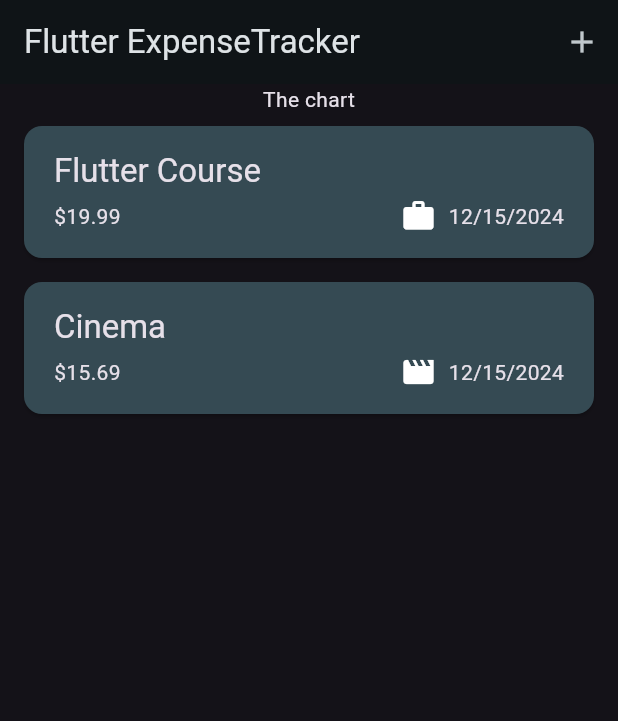
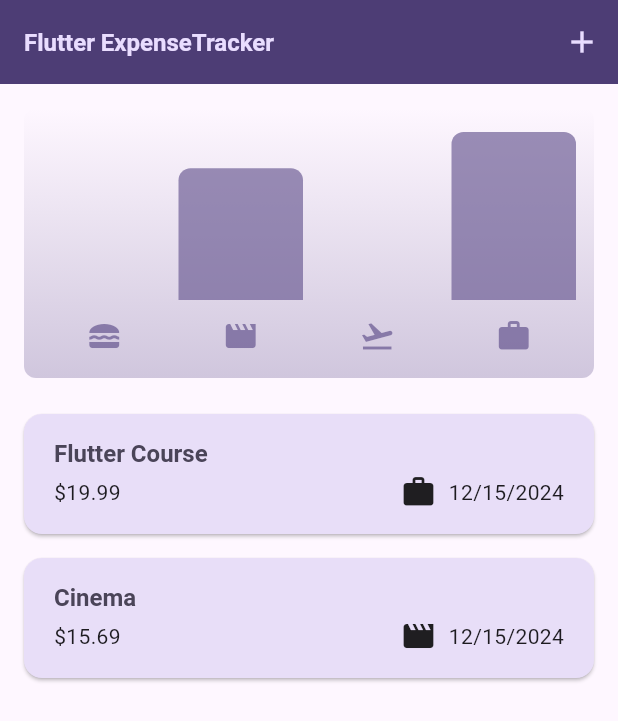
Before and after one commit to MarceloBill84/expense_tracker, a Flutter app: the screen it shows after launch, on a phone screen of 412 x 824 dp. Shown: the top 721 px of the screen. Run offline on Flutter 3.47's test engine with Material 3 defaults, Android fonts, the phone set to English and light mode, and no system bars.

Commit message:
Add chart widget

```diff
--- a/lib/main.dart
+++ b/lib/main.dart
@@ -56,7 +56,7 @@ void main() {
             ),
       ),
       home: const Expenses(),
-      themeMode: ThemeMode.dark,
+      themeMode: ThemeMode.system,
     ),
   );
 }
--- a/lib/models/expense.dart
+++ b/lib/models/expense.dart
@@ -33,3 +33,23 @@ class Expense {
     return formatter.format(date);
   }
 }
+
+class ExpenseBucket {
+  const ExpenseBucket({required this.category, required this.expenses});
+
+  ExpenseBucket.forCategory(List<Expense> allExpenses, this.category)
+      : expenses = allExpenses.where((p) => p.category == category).toList();
+
+  final Category category;
+  final List<Expense> expenses;
+
+  double get totalExpenses {
+    double sum = 0;
+
+    for (final expense in expenses) {
+      sum += expense.amount;
+    }
+
+    return sum;
+  }
+}
--- /dev/null
+++ b/lib/widgets/chart/chart.dart
@@ -0,0 +1,95 @@
+import 'package:flutter/material.dart';
+
+import 'package:expense_tracker/widgets/chart/chart_bar.dart';
+import 'package:expense_tracker/models/expense.dart';
+
+class Chart extends StatelessWidget {
+  const Chart({super.key, required this.expenses});
+
+  final List<Expense> expenses;
+
+  List<ExpenseBucket> get buckets {
+    return [
+      ExpenseBucket.forCategory(expenses, Category.food),
+      ExpenseBucket.forCategory(expenses, Category.leisure),
+      ExpenseBucket.forCategory(expenses, Category.travel),
+      ExpenseBucket.forCategory(expenses, Category.work),
+    ];
+  }
+
+  double get maxTotalExpense {
+    double maxTotalExpense = 0;
+
+    for (final bucket in buckets) {
+      if (bucket.totalExpenses > maxTotalExpense) {
+        maxTotalExpense = bucket.totalExpenses;
+      }
+    }
+
+    return maxTotalExpense;
+  }
+
+  @override
+  Widget build(BuildContext context) {
+    final isDarkMode =
+        MediaQuery.of(context).platformBrightness == Brightness.dark;
+    return Container(
+      margin: const EdgeInsets.all(16),
+      padding: const EdgeInsets.symmetric(
+        vertical: 16,
+        horizontal: 8,
+      ),
+      width: double.infinity,
+      height: 180,
+      decoration: BoxDecoration(
+        borderRadius: BorderRadius.circular(8),
+        gradient: LinearGradient(
+          colors: [
+            Theme.of(context).colorScheme.primary.withOpacity(0.3),
+            Theme.of(context).colorScheme.primary.withOpacity(0.0)
+          ],
+          begin: Alignment.bottomCenter,
+          end: Alignment.topCenter,
+        ),
+      ),
+      child: Column(
+        children: [
+          Expanded(
+            child: Row(
+              crossAxisAlignment: CrossAxisAlignment.end,
+              children: [
+                for (final bucket in buckets) // alternative to map()
+                  ChartBar(
+                    fill: bucket.totalExpenses == 0
+                        ? 0
+                        : bucket.totalExpenses / maxTotalExpense,
+                  )
+              ],
+            ),
+          ),
+          const SizedBox(height: 12),
+          Row(
+            children: buckets
+                .map(
+                  (bucket) => Expanded(
+                    child: Padding(
+                      padding: const EdgeInsets.symmetric(horizontal: 4),
+                      child: Icon(
+                        categoryIcons[bucket.category],
+                        color: isDarkMode
+                            ? Theme.of(context).colorScheme.secondary
+                            : Theme.of(context)
+                                .colorScheme
+                                .primary
+                                .withOpacity(0.7),
+                      ),
+                    ),
+                  ),
+                )
+                .toList(),
+          )
+        ],
+      ),
+    );
+  }
+}
--- /dev/null
+++ b/lib/widgets/chart/chart_bar.dart
@@ -0,0 +1,34 @@
+import 'package:flutter/material.dart';
+
+class ChartBar extends StatelessWidget {
+  const ChartBar({
+    super.key,
+    required this.fill,
+  });
+
+  final double fill;
+
+  @override
+  Widget build(BuildContext context) {
+    final isDarkMode =
+        MediaQuery.of(context).platformBrightness == Brightness.dark;
+    return Expanded(
+      child: Padding(
+        padding: const EdgeInsets.symmetric(horizontal: 4),
+        child: FractionallySizedBox(
+          heightFactor: fill,
+          child: DecoratedBox(
+            decoration: BoxDecoration(
+              shape: BoxShape.rectangle,
+              borderRadius:
+                  const BorderRadius.vertical(top: Radius.circular(8)),
+              color: isDarkMode
+                  ? Theme.of(context).colorScheme.secondary
+                  : Theme.of(context).colorScheme.primary.withOpacity(0.65),
+            ),
+          ),
+        ),
+      ),
+    );
+  }
+}
--- a/lib/widgets/expenses.dart
+++ b/lib/widgets/expenses.dart
@@ -1,5 +1,6 @@
 import 'dart:math';
 
+import 'package:expense_tracker/widgets/chart/chart.dart';
 import 'package:expense_tracker/widgets/expenses_list/expenses_list.dart';
 import 'package:expense_tracker/models/expense.dart';
 import 'package:expense_tracker/widgets/new_expense.dart';
@@ -97,7 +98,9 @@ class _ExpensesState extends State<Expenses> {
       ),
       body: Column(
         children: [
-          const Text('The chart'),
+          Chart(
+            expenses: _registeredExpenses,
+          ),
           Expanded(
             child: mainContent,
           ),
```
